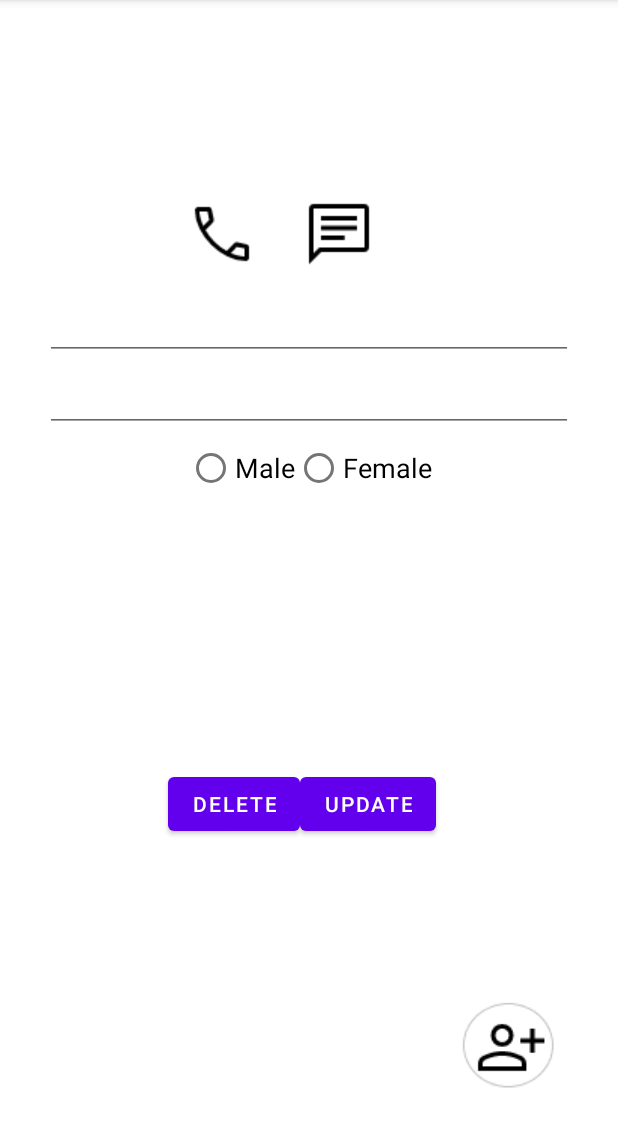
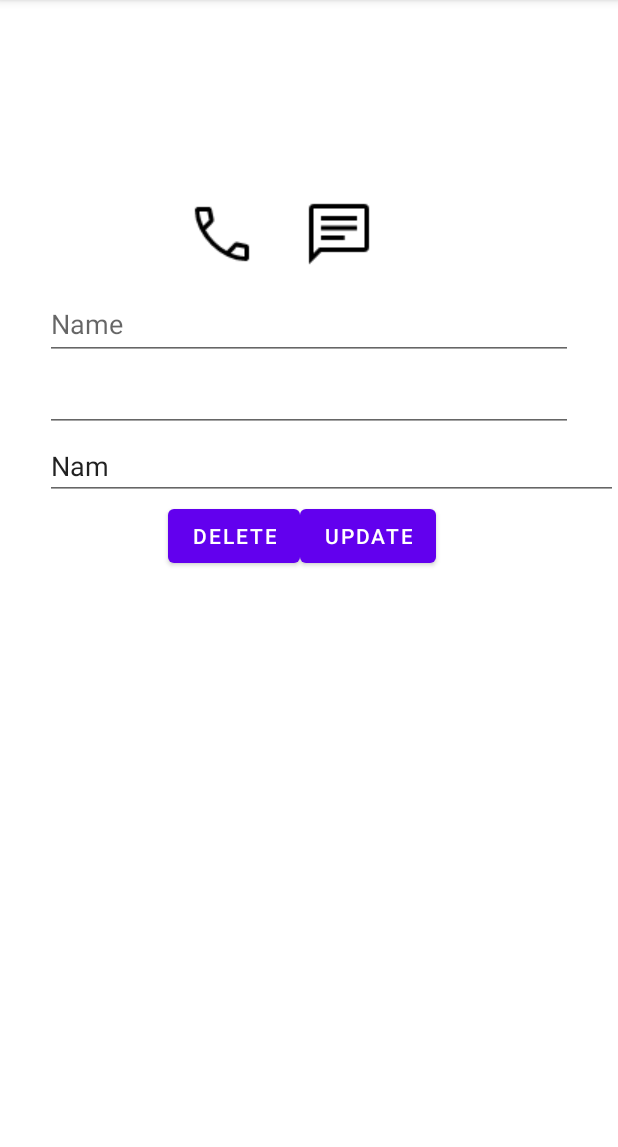
Before and after one commit to QuangAnhTr9s/DanhBa, an Android app: the fragment FragmentSetting placed in its activity, on a phone screen of 412 x 824 dp, the part 84-1231 px from its top. Run offline under Robolectric (Android 15) with nearby library versions, the phone set to English and light mode, and no system bars.

Commit message:
updateFragmentSetting2

```diff
--- a/app/build.gradle
+++ b/app/build.gradle
@@ -3,12 +3,12 @@ plugins {
 }
 
 android {
-    compileSdk 32
+    compileSdk 33
 
     defaultConfig {
         applicationId "com.tqa.btdanhba"
         minSdk 21
-        targetSdk 32
+        targetSdk 33
         versionCode 1
         versionName "1.0"
 
@@ -29,7 +29,7 @@ android {
 
 dependencies {
 
-    implementation 'androidx.appcompat:appcompat:1.4.2'
+    implementation 'androidx.appcompat:appcompat:1.5.1'
     implementation 'com.google.android.material:material:1.6.1'
     implementation 'androidx.constraintlayout:constraintlayout:2.1.4'
     implementation 'com.google.code.gson:gson:2.8.8'
--- /dev/null
+++ b/app/src/main/java/com/tqa/btdanhba/FragmentSetting.java
@@ -0,0 +1,64 @@
+package com.tqa.btdanhba;
+
+import android.content.Intent;
+import android.os.Bundle;
+
+import androidx.fragment.app.Fragment;
+
+import android.view.LayoutInflater;
+import android.view.View;
+import android.view.ViewGroup;
+import android.widget.Button;
+import android.widget.EditText;
+
+
+public class FragmentSetting extends Fragment {
+    private EditText edt_name_frag_setting, edt_phoneNumber_frag_setting, edt_is_male;
+    private Button btn_delete, btn_update;
+    private String dataPhoneNumber, dataName;
+    private boolean dataIsMale = true;
+    private int mPosition;
+
+    @Override
+    public View onCreateView(LayoutInflater inflater, ViewGroup container,
+                             Bundle savedInstanceState) {
+        View view = inflater.inflate(R.layout.fragment_setting, container, false);
+        setWiget(view);
+
+        recieveDataFromMainActivity();
+        edt_phoneNumber_frag_setting.setText(dataPhoneNumber);
+        edt_name_frag_setting.setText(dataName);
+        if (dataIsMale) {
+            edt_is_male.setText("Nam");
+        } else {
+            edt_is_male.setText("Nữ");
+        }
+        btn_delete.setOnClickListener(new View.OnClickListener() {
+            @Override
+            public void onClick(View v) {
+                Intent intent = new Intent(getActivity(), MainActivity.class);
+                intent.putExtra("position_choose", mPosition);
+                startActivity(intent);
+            }
+        });
+        return view;
+    }
+
+    private void setWiget(View view) {
+        edt_name_frag_setting = view.findViewById(R.id.edt_name_frag_setting);
+        edt_phoneNumber_frag_setting = view.findViewById(R.id.edt_phoneNumber_frag_setting);
+        edt_is_male = view.findViewById(R.id.edt_is_male);
+        btn_update = view.findViewById(R.id.btn_update);
+        btn_delete = view.findViewById(R.id.btn_delete);
+    }
+
+    private void recieveDataFromMainActivity() {
+        Bundle bundle = this.getArguments();
+        if (bundle != null) {
+            dataPhoneNumber = bundle.getString("data_phone_number");
+            dataName = bundle.getString("data_name");
+            dataIsMale = bundle.getBoolean("data_is_male");
+            mPosition = bundle.getInt("position");
+        }
+    }
+}
--- a/app/src/main/java/com/tqa/btdanhba/MainActivity.java
+++ b/app/src/main/java/com/tqa/btdanhba/MainActivity.java
@@ -1,7 +1,6 @@
 package com.tqa.btdanhba;
 
 import androidx.appcompat.app.AppCompatActivity;
-import androidx.fragment.app.FragmentManager;
 import androidx.fragment.app.FragmentTransaction;
 
 import android.content.SharedPreferences;
@@ -14,7 +13,6 @@ import com.google.gson.Gson;
 import com.google.gson.reflect.TypeToken;
 import com.tqa.btdanhba.adapter.CustomAdapter;
 import com.tqa.btdanhba.model.Contact;
-import com.tqa.btdanhba.model.FragmentSetting;
 
 import java.lang.reflect.Type;
 import java.util.ArrayList;
@@ -23,18 +21,58 @@ import java.util.List;
 
 public class MainActivity extends AppCompatActivity {
     private CustomAdapter customAdapter;
-    private ArrayList<Contact> arrayContact;
+    private List<Contact> listContact;
     private ListView lv_danhBa;
     private ImageButton imgbtn_add;
     private SharedPreferences sharedPreferences;
-    FragmentManager fragmentManager = getSupportFragmentManager();
 
     @Override
     protected void onCreate(Bundle savedInstanceState) {
         super.onCreate(savedInstanceState);
         setContentView(R.layout.activity_main);
         setWiget();
-        arrayContact = new ArrayList<>();
+        listContact = new ArrayList<>();
+        getDataFromSharedPreferences();
+
+        recieveDataFragmentAdd();
+
+        imgbtn_add.setOnClickListener(v -> {
+            FragmentTransaction fragmentTransaction = getSupportFragmentManager().beginTransaction();
+            fragmentTransaction.add(R.id.main_activity, new FragmentAdd(), "FragmentAdd");
+            fragmentTransaction.addToBackStack("FragAdd");
+            fragmentTransaction.commit();
+        });
+        customAdapter = new CustomAdapter(this, R.layout.row_item_contact, listContact);
+        lv_danhBa.setAdapter(customAdapter);
+        lv_danhBa.setOnItemClickListener((parent, view, position, id) -> sendDataToFragmentSetting(position));
+        recieveDataFragmentSetting();
+
+    }
+
+    private void recieveDataFragmentSetting() {
+    }
+
+    private void sendDataToFragmentSetting(int position) {
+        String dataPhoneNumber = listContact.get(position).getmPhoneNumber();
+        String dataName = listContact.get(position).getmName();
+        boolean dataIsMale = listContact.get(position).isMale();
+
+        Bundle bundle = new Bundle();
+        bundle.putString("data_phone_number", dataPhoneNumber);
+        bundle.putString("data_name", dataName);
+        bundle.putBoolean("data_is_male", dataIsMale);
+        bundle.putInt("position", position);
+
+        FragmentSetting fragmentSetting = new FragmentSetting();
+        fragmentSetting.setArguments(bundle);
+
+        FragmentTransaction fragmentTransaction = getSupportFragmentManager().beginTransaction();
+        fragmentTransaction.replace(R.id.main_activity, fragmentSetting);
+        fragmentTransaction.addToBackStack("FragSetting");
+        fragmentTransaction.commit();
+    }
+
+    private void getDataFromSharedPreferences() {
         //lay du lieu tu sharedPreferences
         sharedPreferences = getSharedPreferences("dataContact", MODE_PRIVATE);
         //lay du lieu tu sharedPreferences ra list
@@ -43,25 +81,8 @@ public class MainActivity extends AppCompatActivity {
         if (stringListContact != null) {
             Type type = new TypeToken<List<Contact>>() {
             }.getType();
-            arrayContact = gson.fromJson(stringListContact, type);
+            listContact = gson.fromJson(stringListContact, type);
         }
-        customAdapter = new CustomAdapter(this, R.layout.row_item_contact, arrayContact);
-        lv_danhBa.setAdapter(customAdapter);
-        lv_danhBa.setOnClickListener(view -> {
-            FragmentTransaction fragmentTransaction = fragmentManager.beginTransaction();
-            fragmentTransaction.add(R.id.main_activity, new FragmentSetting(), "FragmentSetting");
-            fragmentTransaction.addToBackStack("FragSetting");
-            fragmentTransaction.commit();
-        });
-        recieveDataFragmentAdd();
-
-        imgbtn_add.setOnClickListener(v -> {
-            FragmentTransaction fragmentTransaction = fragmentManager.beginTransaction();
-            fragmentTransaction.add(R.id.main_activity, new FragmentAdd(), "FragmentAdd");
-            fragmentTransaction.addToBackStack("FragAdd");
-            fragmentTransaction.commit();
-        });
-
     }
 
     private void recieveDataFragmentAdd() {
@@ -71,11 +92,11 @@ public class MainActivity extends AppCompatActivity {
 //        Contact contact = (Contact) bundle.get("obj_contact");
 
         if (bundle != null) {
-            Contact contact = (Contact) bundle.getParcelable("obj_contact");
+            Contact contact = bundle.getParcelable("obj_contact");
             if (checkTK(contact)) {
                 Toast.makeText(this, "Số điện thoại này đã tồn tại!", Toast.LENGTH_SHORT).show();
             } else {
-                arrayContact.add(contact);
+                listContact.add(contact);
                 Toast.makeText(this, "Đã thêm số điện thoại vào danh bạ!", Toast.LENGTH_SHORT).show();
                 //cap nhat thay doi cho customAdapter
                 customAdapter.notifyDataSetChanged();
@@ -85,7 +106,7 @@ public class MainActivity extends AppCompatActivity {
         Gson gson = new Gson();
 
         SharedPreferences.Editor editor = sharedPreferences.edit();
-        String json = gson.toJson(arrayContact);
+        String json = gson.toJson(listContact);
         editor.putString("list_contact", json);
         editor.apply();
     }
@@ -99,7 +120,7 @@ public class MainActivity extends AppCompatActivity {
 //     duyet tung phan tu trong arrayContact, dem vi tri xuat hien cua so dien thoai vua nhap,
 //    neu xuat hien o vi tri >=0  thi return true
         for (Contact o :
-                arrayContact) {
+                listContact) {
             if (o.getmPhoneNumber().contains(contact.getmPhoneNumber())) {
                 return true;
             }
--- a/app/src/main/java/com/tqa/btdanhba/adapter/CustomAdapter.java
+++ b/app/src/main/java/com/tqa/btdanhba/adapter/CustomAdapter.java
@@ -19,13 +19,13 @@ import java.util.List;
 public class CustomAdapter extends ArrayAdapter<Contact> {
     private Context context;
     private int resource;
-    private List<Contact> arrContact;
+    private List<Contact> listContact;
 
     public CustomAdapter(@NonNull Context context, int resource, @NonNull List<Contact> objects) {
         super(context, resource, objects);
         this.context = context;
         this.resource = resource;
-        this.arrContact = objects;
+        this.listContact = objects;
     }
 
     @NonNull
@@ -43,7 +43,7 @@ public class CustomAdapter extends ArrayAdapter<Contact> {
         } else {
             viewHolder = (ViewHolder) convertView.getTag();
         }
-        Contact contact = arrContact.get(position);
+        Contact contact = listContact.get(position);
         viewHolder.txt_name.setText(contact.getmName());
         viewHolder.txt_phoneNumber.setText(contact.getmPhoneNumber());
 
--- a/app/src/main/java/com/tqa/btdanhba/model/FragmentSetting.java
+++ /dev/null
@@ -1,23 +0,0 @@
-package com.tqa.btdanhba.model;
-
-import android.os.Bundle;
-
-import androidx.fragment.app.Fragment;
-
-import android.view.LayoutInflater;
-import android.view.View;
-import android.view.ViewGroup;
-
-import com.tqa.btdanhba.R;
-
-
-public class FragmentSetting extends Fragment {
-
-    @Override
-    public View onCreateView(LayoutInflater inflater, ViewGroup container,
-                             Bundle savedInstanceState) {
-        View view = inflater.inflate(R.layout.fragment_setting, container, false);
-
-        return view;
-    }
-}
--- a/app/src/main/res/layout/fragment_add.xml
+++ b/app/src/main/res/layout/fragment_add.xml
@@ -19,7 +19,8 @@
             android:layout_height="50sp"
             android:hint="@string/name"
             android:inputType="text"
-            android:textSize="20sp" />
+            android:textSize="20sp"
+            android:importantForAutofill="no" />
 
         <EditText
             android:textSize="20sp"
@@ -29,7 +30,8 @@
             android:layout_width="match_parent"
             android:layout_height="wrap_content"
             android:maxLength="11"
-            android:textColorHint="#757575" />
+            android:textColorHint="#757575"
+            android:importantForAutofill="no" />
     </LinearLayout>
 
 
--- a/app/src/main/res/layout/fragment_setting.xml
+++ b/app/src/main/res/layout/fragment_setting.xml
@@ -4,7 +4,8 @@
     xmlns:tools="http://schemas.android.com/tools"
     android:layout_width="match_parent"
     android:layout_height="match_parent"
-    tools:context=".model.FragmentSetting">
+    tools:context=".FragmentSetting"
+    android:background="@color/white">
 
     <ImageButton
         android:id="@+id/imageButton"
@@ -18,6 +19,7 @@
         app:layout_constraintTop_toTopOf="parent" />
 
     <ImageButton
+        android:id="@+id/imageButton2"
         android:layout_width="wrap_content"
         android:layout_height="wrap_content"
         android:layout_marginStart="16dp"
@@ -30,12 +32,14 @@
         app:layout_constraintTop_toTopOf="parent" />
 
     <EditText
+        android:hint="@string/name"
         android:id="@+id/edt_name_frag_setting"
         android:layout_width="match_parent"
         android:layout_height="wrap_content"
         android:layout_marginStart="30dp"
         android:layout_marginTop="192dp"
         android:layout_marginEnd="30dp"
+        android:importantForAutofill="no"
         android:inputType="text"
         android:minHeight="48dp"
         app:layout_constraintEnd_toEndOf="parent"
@@ -49,57 +53,42 @@
         android:layout_height="wrap_content"
         android:layout_marginStart="30dp"
         android:layout_marginEnd="30dp"
+        android:importantForAutofill="no"
         android:inputType="phone"
         android:minHeight="48dp"
         app:layout_constraintEnd_toEndOf="parent"
         app:layout_constraintStart_toStartOf="parent"
         app:layout_constraintTop_toBottomOf="@+id/edt_name_frag_setting" />
 
-    <RadioGroup
-        android:id="@+id/radioGroup"
-        android:layout_width="wrap_content"
+    <EditText
+        android:inputType="text"
+        android:layout_marginStart="30dp"
+        android:id="@+id/edt_is_male"
+        android:layout_width="match_parent"
         android:layout_height="wrap_content"
-        android:orientation="horizontal"
         app:layout_constraintEnd_toEndOf="parent"
+        app:layout_constraintHorizontal_bias="0.076"
         app:layout_constraintStart_toStartOf="parent"
-        app:layout_constraintTop_toBottomOf="@+id/edt_phoneNumber_frag_setting">
-
-        <RadioButton
-            android:id="@+id/radioButton_male_frag_setting"
-            android:layout_width="match_parent"
-            android:layout_height="wrap_content"
-            android:layout_weight="1"
-            android:text="@string/male"
-            android:textSize="18sp" />
-
-        <RadioButton
-            android:id="@+id/radioButton_female_frag_setting"
-            android:layout_width="match_parent"
-            android:layout_height="wrap_content"
-            android:layout_weight="1"
-            android:text="@string/female"
-            android:textSize="18sp" />
-    </RadioGroup>
+        app:layout_constraintTop_toBottomOf="@+id/edt_phoneNumber_frag_setting"
+        android:importantForAutofill="no" />
 
     <Button
-        android:text="@string/delete"
         android:id="@+id/btn_delete"
         android:layout_width="wrap_content"
         android:layout_height="wrap_content"
         android:layout_marginStart="112dp"
-        android:layout_marginTop="176dp"
+        android:text="@string/delete"
         app:layout_constraintStart_toStartOf="parent"
-        app:layout_constraintTop_toBottomOf="@+id/radioGroup" />
+        app:layout_constraintTop_toBottomOf="@+id/edt_is_male" />
 
     <Button
-        android:text="@string/update"
         android:id="@+id/btn_update"
         android:layout_width="wrap_content"
         android:layout_height="wrap_content"
-        android:layout_marginTop="176dp"
+        android:text="@string/update"
         app:layout_constraintEnd_toEndOf="parent"
         app:layout_constraintHorizontal_bias="0.0"
         app:layout_constraintStart_toEndOf="@+id/btn_delete"
-        app:layout_constraintTop_toBottomOf="@+id/radioGroup" />
+        app:layout_constraintTop_toBottomOf="@+id/edt_is_male" />
 
 </androidx.constraintlayout.widget.ConstraintLayout>
```
Also changed, not shown: app/src/main/java/com/tqa/btdanhba/FragmentAdd.java (+3 -8 lines).
